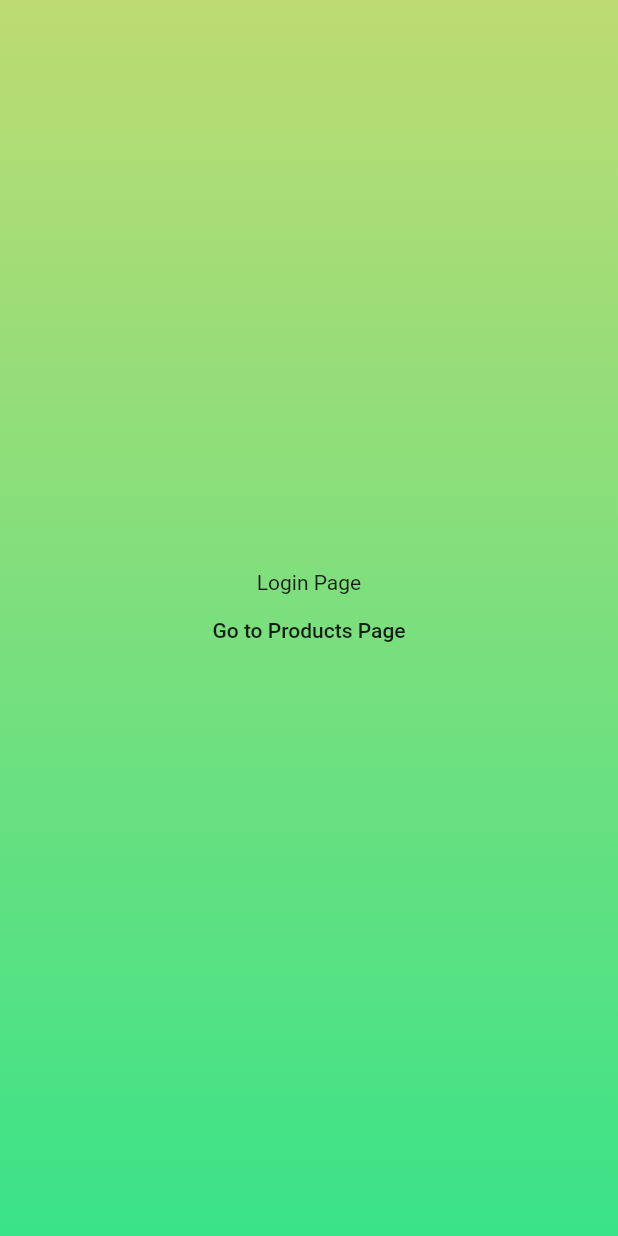
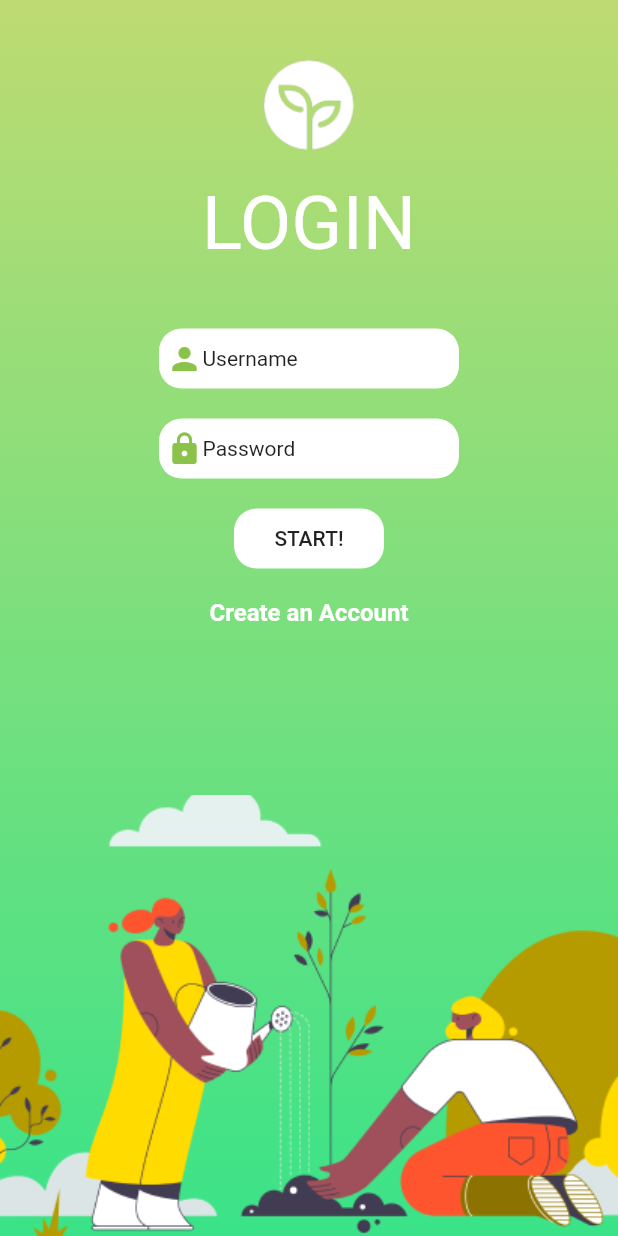
Before and after one commit to IllogicalTree/Sustain, a Flutter app: the Login screen opened by its route, on a phone screen of 412 x 824 dp. Run offline on Flutter 3.47's test engine with Material 2 defaults, Android fonts, the phone set to English and light mode, and no system bars.

Commit message:
adds login screen design

```diff
--- a/lib/login.dart
+++ b/lib/login.dart
@@ -15,14 +15,102 @@ class Login extends StatelessWidget {
         child: Column(
           mainAxisAlignment: MainAxisAlignment.center,
           children: [
-            Text('Login Page'),
-            MaterialButton(
-              child: Center(
-                child: Text('Go to Products Page'),
+            SizedBox(
+              height: 40,
+            ),
+            Container(
+              height: 60,
+              decoration: BoxDecoration(
+                image: DecorationImage(
+                  image: AssetImage('assets/logo.png'),
+                  fit: BoxFit.fitHeight,
+                ),
               ),
-              onPressed: () =>
-                  Navigator.pushReplacementNamed(context, '/products'),
-            )
+            ),
+            SizedBox(height: 20),
+            Text(
+              'LOGIN',
+              style: TextStyle(color: Colors.white, fontSize: 50),
+            ),
+            SizedBox(height: 40),
+            Container(
+              decoration: BoxDecoration(
+                color: Colors.white,
+                borderRadius: BorderRadius.all(
+                  Radius.circular(15),
+                ),
+              ),
+              height: 40,
+              width: 200,
+              child: Padding(
+                padding: const EdgeInsets.all(5),
+                child: Row(
+                  children: [
+                    Icon(Icons.person, color: Colors.lightGreen),
+                    Text('Username'),
+                  ],
+                ),
+              ),
+            ),
+            SizedBox(height: 20),
+            Container(
+              decoration: BoxDecoration(
+                color: Colors.white,
+                borderRadius: BorderRadius.all(
+                  Radius.circular(15),
+                ),
+              ),
+              height: 40,
+              width: 200,
+              child: Padding(
+                padding: const EdgeInsets.all(5),
+                child: Row(
+                  children: [
+                    Icon(Icons.lock, color: Colors.lightGreen),
+                    Text('Password'),
+                  ],
+                ),
+              ),
+            ),
+            SizedBox(height: 20),
+            Container(
+              height: 40,
+              width: 100,
+              decoration: BoxDecoration(
+                color: Colors.white,
+                borderRadius: BorderRadius.all(
+                  Radius.circular(15),
+                ),
+              ),
+              child: MaterialButton(
+                child: Center(
+                  child: Text('START!'),
+                ),
+                onPressed: () =>
+                    Navigator.pushReplacementNamed(context, '/products'),
+              ),
+            ),
+            SizedBox(height: 20),
+            Container(
+              child: Text(
+                'Create an Account',
+                style: TextStyle(
+                  color: Colors.white,
+                  fontWeight: FontWeight.bold,
+                  fontSize: 16,
+                ),
+              ),
+            ),
+            Spacer(),
+            Container(
+              height: 294,
+              decoration: BoxDecoration(
+                image: DecorationImage(
+                  image: AssetImage('assets/login-image.png'),
+                  fit: BoxFit.fitWidth,
+                ),
+              ),
+            ),
           ],
         ),
       ),
```
Also changed, not shown: assets/login-image.png (added), assets/logo.png (added).
